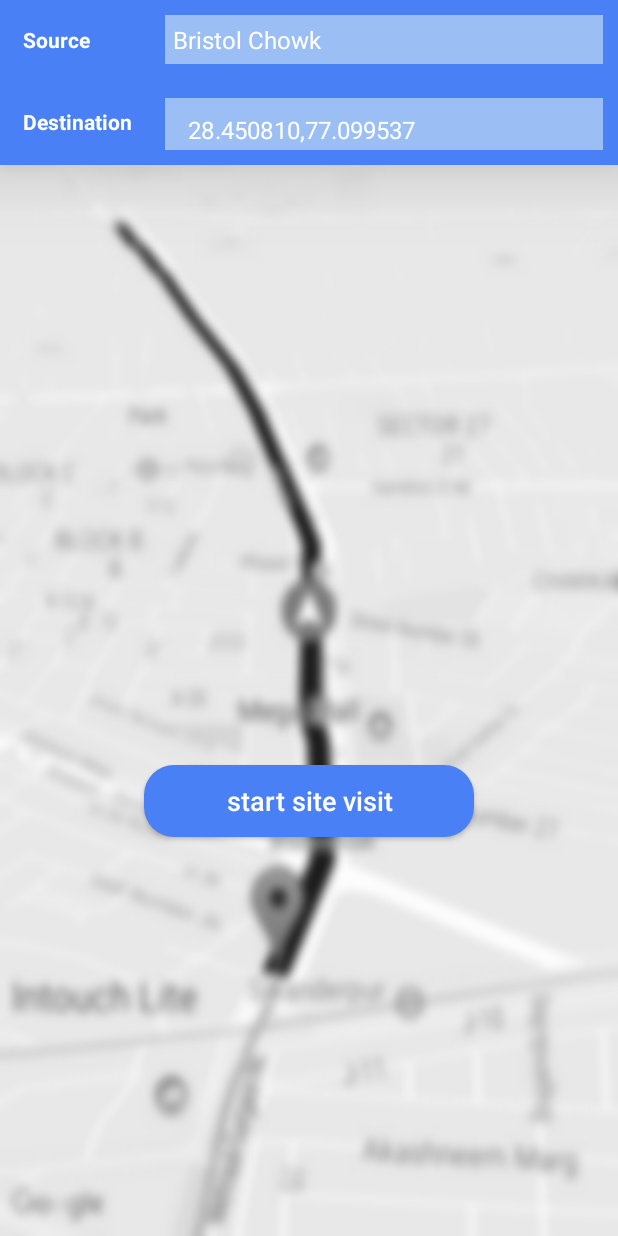
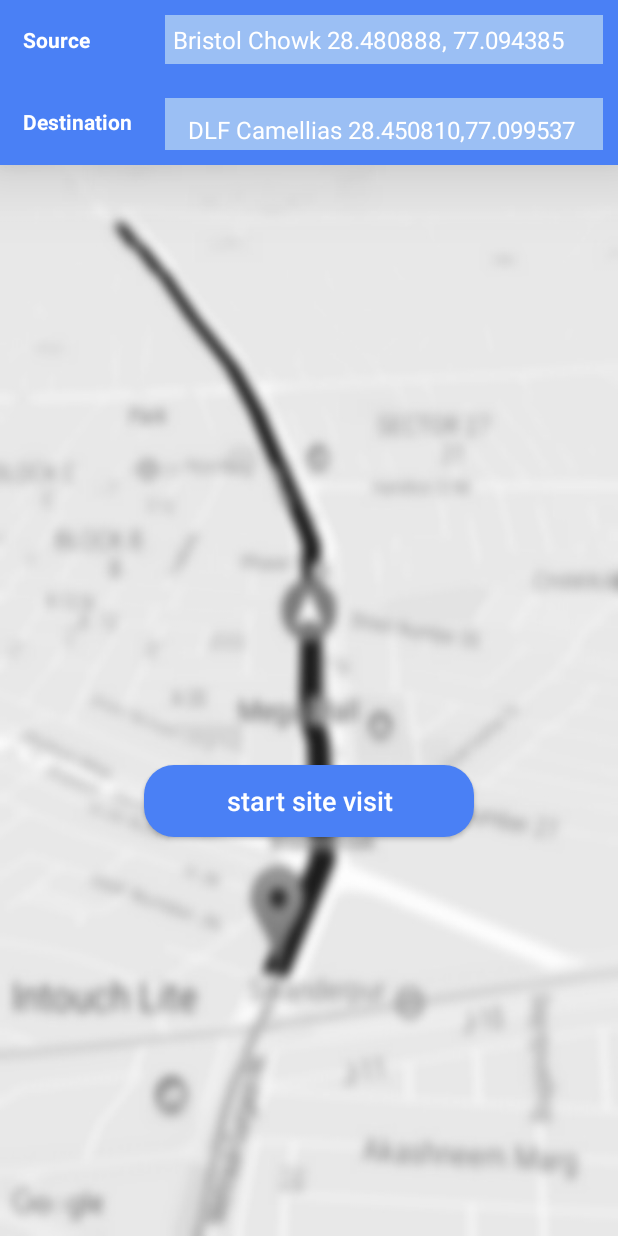
Before and after one commit to isaifahmad/codesaints, an Android app: the screen it shows after launch (MainActivity), on a phone screen of 412 x 824 dp. Run offline under Robolectric (Android 15) with nearby library versions, the phone set to English and light mode, and no system bars.

Commit message:
text change

```diff
--- a/app/src/main/res/values/strings.xml
+++ b/app/src/main/res/values/strings.xml
@@ -4,7 +4,7 @@
     <string name="title_conversation_maps">Conversation</string>
     <string name="title_floor_plan">Floor Plans</string>
     <string name="title">Path Ways</string>
-    <string name="bristol_chowk">Bristol Chowk</string>
-    <string name="destination">28.450810,77.099537</string>
+    <string name="bristol_chowk">Bristol Chowk 28.480888, 77.094385</string>
+    <string name="destination">DLF Camellias 28.450810,77.099537</string>
     <string name="start_site_visit">start site visit</string>
 </resources>
```
